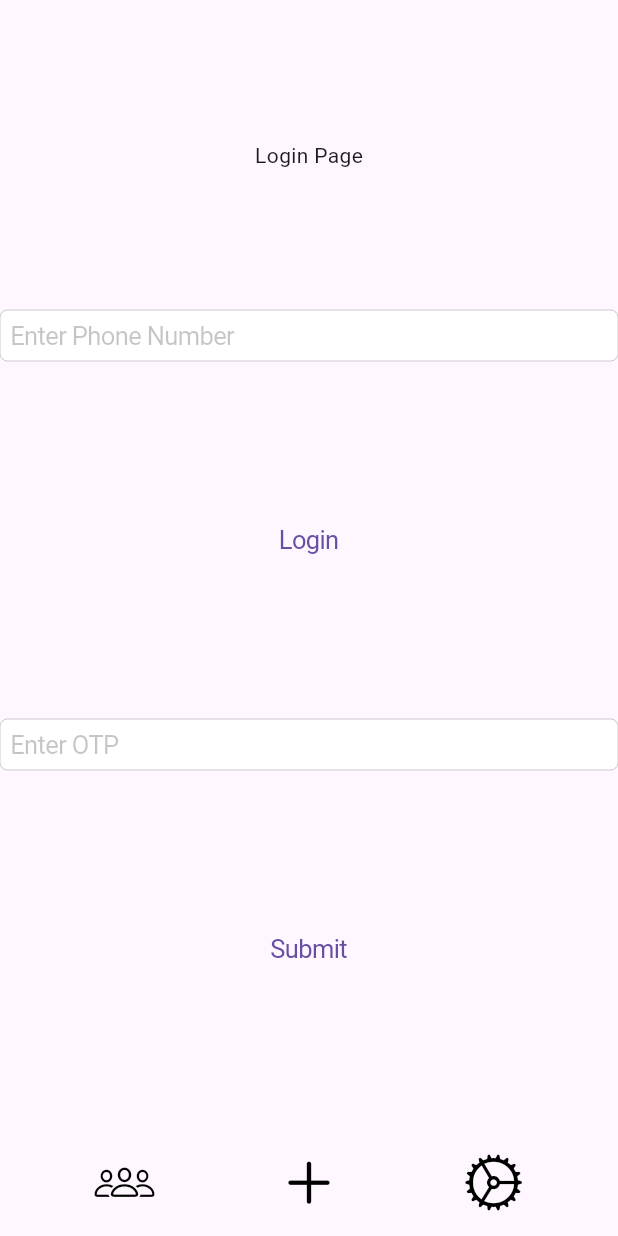
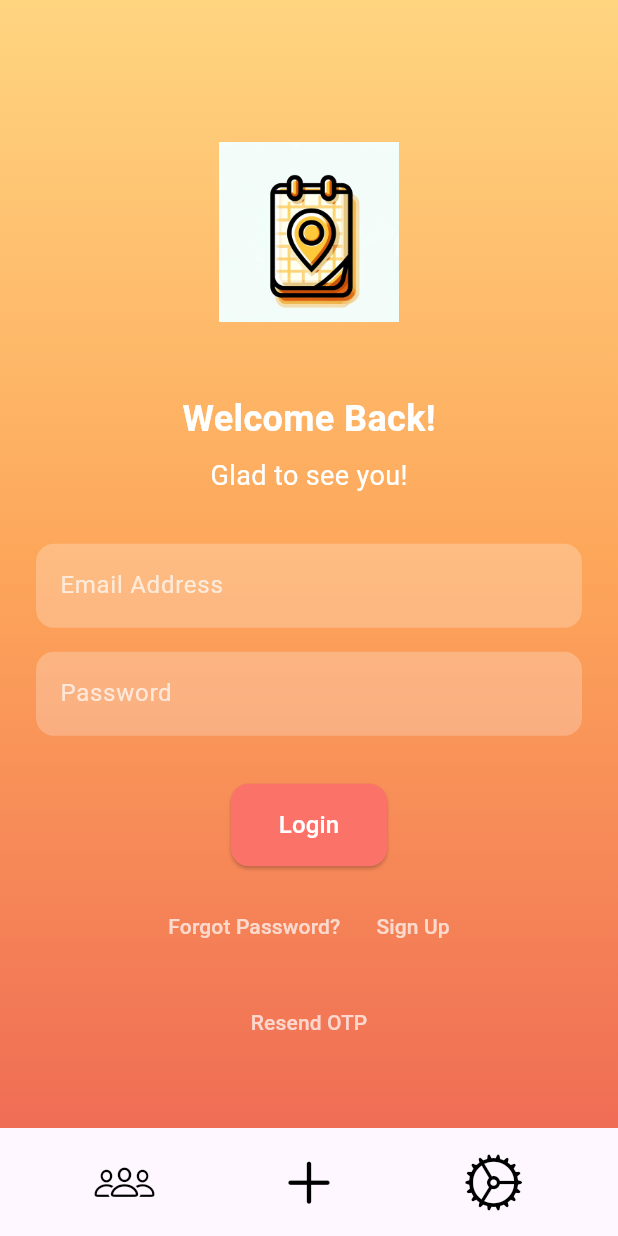
Before and after one commit to YnotCode/LocalNote, a Flutter app: the screen it shows after launch, on a phone screen of 412 x 824 dp. Run offline on Flutter 3.47's test engine with Material 3 defaults, Android fonts, the phone set to English and light mode, and no system bars; our stand-ins replace cloud_firestore, firebase_core, flutter_map, geolocator, latlong2; missing offline and left inert: twilio_flutter; accounts and stored records are empty; statements that could not run were skipped; project files that could hold a hidden picture were left out.

Commit message:
updated login page

```diff
--- a/lib/login_page.dart
+++ b/lib/login_page.dart
@@ -1,8 +1,7 @@
 import 'dart:math';
-
-import 'package:flutter/cupertino.dart';
 import 'package:flutter/material.dart';
 import 'package:twilio_flutter/twilio_flutter.dart';
+
 
 class LoginPage extends StatefulWidget {
   const LoginPage({super.key});
@@ -13,61 +12,131 @@ class LoginPage extends StatefulWidget {
 
 String generateRandomNumber() {
   Random random = Random();
-  int randomNumber = 10000 + random.nextInt(90000); // Generates a number between 10000 and 99999
+  int randomNumber = 10000 + random.nextInt(90000);  // Ensures a 5-digit number
   return randomNumber.toString();
 }
 
 class _LoginPageState extends State<LoginPage> {
-
   TextEditingController controller = TextEditingController();
-  TextEditingController optController = TextEditingController();
-  String optCode = "sdkfjhskjfhdoisafjnfiijvnjksdnv";
+  TextEditingController otpController = TextEditingController();
+  String otpCode = "";
 
   @override
   Widget build(BuildContext context) {
-    return SafeArea(
-      bottom: false,
+    return Scaffold(
+      body: Container(
+        decoration: BoxDecoration(
+          gradient: LinearGradient(
+            colors: [
+              Color(0xFFFFD580),  // Light sunset yellow
+              Color(0xFFFDA65A),  // Sunset orange
+              Color(0xFFF06D55)   // Deep sunset peach
+            ],
+            begin: Alignment.topCenter,
+            end: Alignment.bottomCenter,
+          ),
+        ),
+        child: Center(
+          child: SingleChildScrollView(
+            padding: EdgeInsets.symmetric(horizontal: 24.0),
             child: Column(
-        mainAxisAlignment: MainAxisAlignment.spaceEvenly,
+              mainAxisAlignment: MainAxisAlignment.center,
               children: [
-          const Text("Login Page"),
-          CupertinoTextField(
-            placeholder: "Enter Phone Number",
+                SizedBox(height: 48),
+                Image.asset('assets/logo.jpg', width: 120, height: 120),
+                SizedBox(height: 48),
+                Text("Welcome Back!", style: TextStyle(color: Colors.white, fontSize: 24, fontWeight: FontWeight.bold)),
+                SizedBox(height: 8),
+                Text("Glad to see you!", style: TextStyle(color: Colors.white, fontSize: 18)),
+                SizedBox(height: 32),
+                TextField(
                   controller: controller,
+                  keyboardType: TextInputType.phone,
+                  style: TextStyle(color: Colors.white),
+                  decoration: InputDecoration(
+                    hintText: "Email Address",
+                    hintStyle: TextStyle(color: Colors.white70),
+                    filled: true,
+                    fillColor: Colors.white24,
+                    border: OutlineInputBorder(
+                      borderRadius: BorderRadius.circular(12),
+                      borderSide: BorderSide.none,
                     ),
-          CupertinoButton(
+                  ),
+                ),
+                SizedBox(height: 16),
+                TextField(
+                  decoration: InputDecoration(
+                    hintText: "Password",
+                    hintStyle: TextStyle(color: Colors.white70),
+                    filled: true,
+                    fillColor: Colors.white24,
+                    border: OutlineInputBorder(
+                      borderRadius: BorderRadius.circular(12),
+                      borderSide: BorderSide.none,
+                    ),
+                  ),
+                  obscureText: true,
+                ),
+                SizedBox(height: 32),
+                ElevatedButton(
                   onPressed: () {
                     final TwilioFlutter twilioFlutter = TwilioFlutter(
-                  accountSid: '', // replace with Account SID
-                  authToken: '', // replace with Auth Token
-                  twilioNumber: '' // replace with Twilio Number(With country code)
+                      accountSid: 'YOUR_SID',
+                      authToken: 'YOUR_TOKEN',
+                      twilioNumber: 'YOUR_TWILIO_NUMBER'
                     );
-
                     setState(() {
-                optCode = generateRandomNumber();
+                      otpCode = generateRandomNumber();
                     });
-              twilioFlutter.sendSMS(toNumber: controller.text, messageBody: "Your OTP is $optCode");
+                    twilioFlutter.sendSMS(
+                      toNumber: controller.text,
+                      messageBody: "Your OTP is $otpCode"
+                    );
+                    ScaffoldMessenger.of(context).showSnackBar(
+                      SnackBar(content: Text('OTP has been sent to your phone number.'))
+                    );
                   },
-            child: const Text("Login"),
+                  style: ElevatedButton.styleFrom(
+                    backgroundColor: Color(0xFFFB7268),  // Warm sunset peach
+                    padding: EdgeInsets.symmetric(vertical: 16.0, horizontal: 32.0),
+                    shape: RoundedRectangleBorder(
+                      borderRadius: BorderRadius.circular(12),
                     ),
-          CupertinoTextField(
-            placeholder: "Enter OTP",
-            controller: optController
                   ),
-          CupertinoButton(
-            onPressed: (){
-              debugPrint("They entered: ${optController.text}");
-              if (optController.text == optCode){
-                debugPrint("VALID");
-              }
-              else{
-                debugPrint("INVALID");
-              }
+                  child: Text("Login", style: TextStyle(color: Colors.white, fontSize: 16)),
+                ),
+                SizedBox(height: 16),
+                Row(
+                  mainAxisAlignment: MainAxisAlignment.center,
+                  children: [
+                    TextButton(
+                      onPressed: () {},
+                      child: Text("Forgot Password?", style: TextStyle(color: Colors.white70)),
+                    ),
+                    TextButton(
+                      onPressed: () {},
+                      child: Text("Sign Up", style: TextStyle(color: Colors.white70)),
+                    ),
+                  ],
+                ),
+                SizedBox(height: 16),
+                TextButton(
+                  onPressed: () {
+                    setState(() {
+                      otpCode = generateRandomNumber();
+                    });
+                    ScaffoldMessenger.of(context).showSnackBar(
+                      SnackBar(content: Text('A new OTP has been sent to your phone number.'))
+                    );
                   },
-            child: Text("Submit"),
-          )
+                  child: Text("Resend OTP", style: TextStyle(color: Colors.white70)),
+                ),
               ],
-      )
+            ),
+          ),
+        ),
+      ),
     );
   }
 }
--- a/lib/note_upload_page.dart
+++ b/lib/note_upload_page.dart
@@ -1,7 +1,6 @@
 import 'package:cloud_firestore/cloud_firestore.dart';
 import 'package:flutter/cupertino.dart';
 import 'package:flutter/material.dart';
-import 'package:local_note_2/map.dart';
 import 'package:local_note_2/note_upload.dart';
 
 class NoteUploadPage extends StatelessWidget {
--- a/pubspec.yaml
+++ b/pubspec.yaml
@@ -16,6 +16,7 @@ dependencies:
   geolocator: ^13.0.1
   google_maps_flutter: ^2.9.0
   twilio_flutter: ^0.9.0
+  google_fonts: ^6.2.1
 
 dev_dependencies:
   flutter_test:
@@ -24,3 +25,5 @@ dev_dependencies:
 
 flutter:
   uses-material-design: true
+  assets:
+    - assets/logo.jpg
```
Also changed, not shown: assets/logo.jpg (added), lib/main.dart (line endings or trailing spaces), pubspec.lock, 1 other file. Lines whose indentation alone changed are shown as unchanged.
